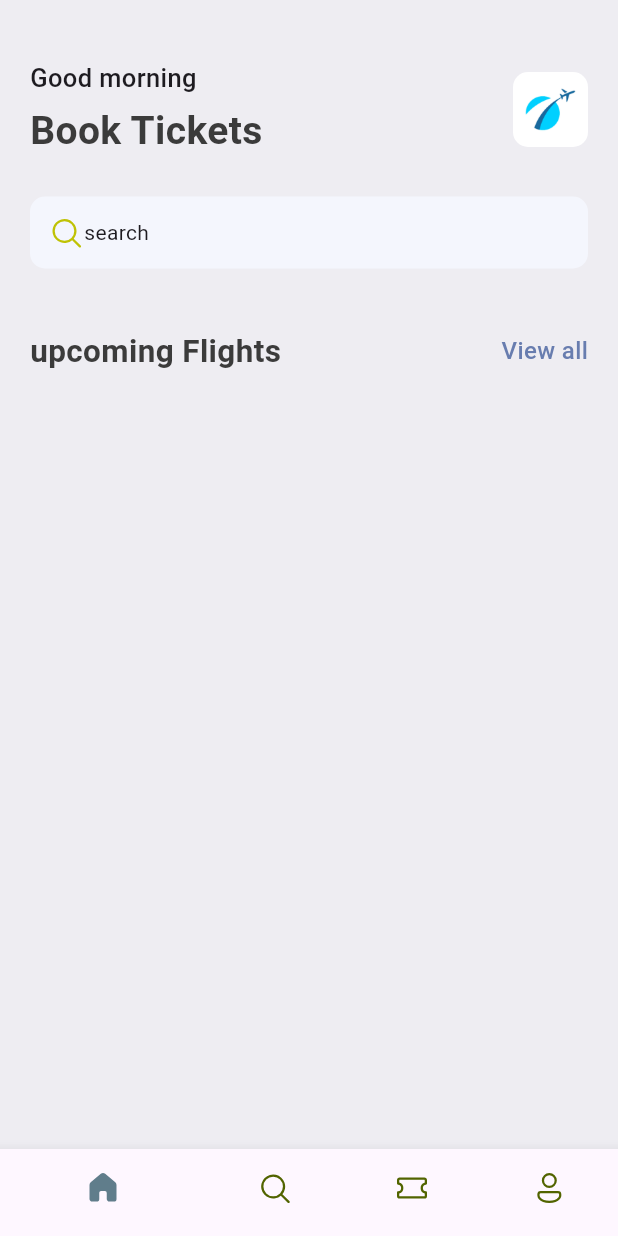
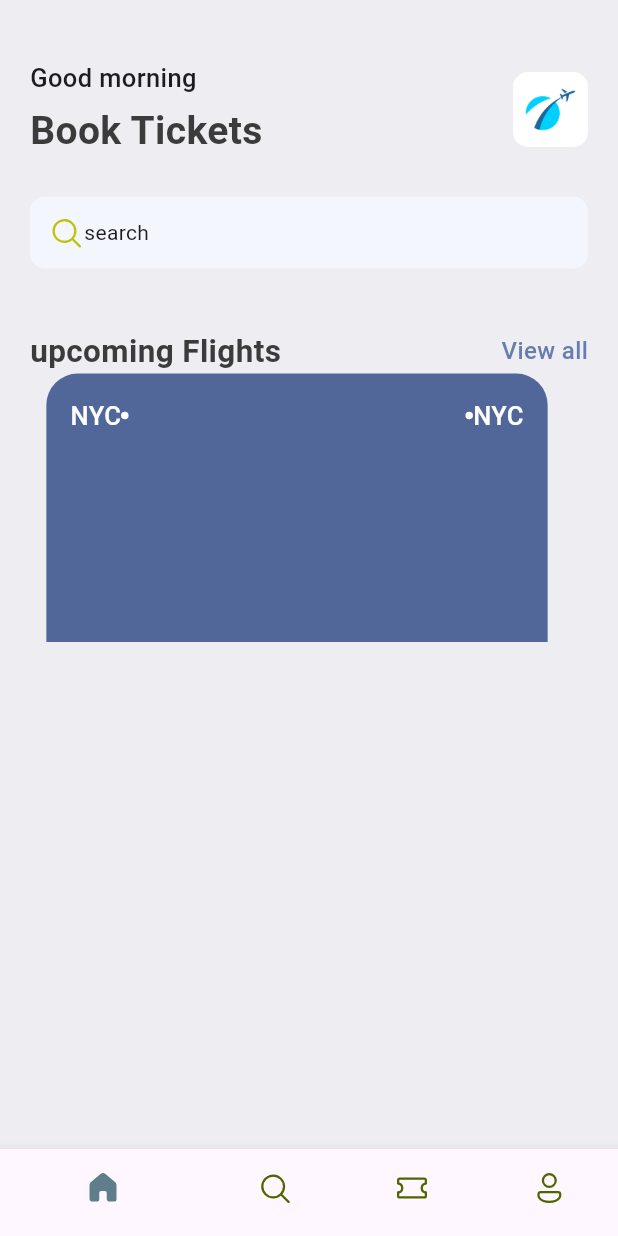
Before and after one commit to 4727yesuraju/ticket-app, a Flutter app: the screen it shows after launch, on a phone screen of 412 x 824 dp. Run offline on Flutter 3.47's test engine with Material 3 defaults, Android fonts, the phone set to English and light mode, and no system bars; our stand-ins replace fluentui_icons.

Commit message:
ticket box designed

```diff
--- a/lib/base/res/styles/app_styles.dart
+++ b/lib/base/res/styles/app_styles.dart
@@ -6,6 +6,7 @@ class AppStyles {
   static Color primaryColor = primary;
   static Color bgColor = const Color(0xFFeeedf2);
   static Color textColor = const Color(0xff3b3b3b);
+  static Color ticketBlue = const Color(0xFF526799);
 
   static TextStyle headLineStyle = TextStyle( //dinamic widget due to it depend's on textColor
       fontSize : 16,
--- /dev/null
+++ b/lib/base/widgets/big_dot.dart
@@ -0,0 +1,15 @@
+import 'package:flutter/material.dart';
+
+class BigDot extends StatelessWidget {
+  const BigDot({super.key});
+
+  @override
+  Widget build(BuildContext context) {
+    return Container(
+      decoration : BoxDecoration(
+        border : Border.all(width : 2.5, color : Colors.white),
+        borderRadius : BorderRadius.circular(20)
+      )
+    );
+  }
+}
--- a/lib/base/widgets/ticket_view.dart
+++ b/lib/base/widgets/ticket_view.dart
@@ -1,10 +1,44 @@
 import 'package:flutter/material.dart';
+import 'package:ticket_app/base/res/styles/app_styles.dart';
+import 'package:ticket_app/base/widgets/big_dot.dart';
 
 class TicketView extends StatelessWidget {
   const TicketView({super.key});
 
   @override
   Widget build(BuildContext context) {
-    return const Placeholder();
+    final size = MediaQuery.of(context).size;
+    return SizedBox(
+      width : size.width * 0.85,
+      height : 179,
+      child : Container(
+        margin : const  EdgeInsets.only(right : 16),
+        padding : const EdgeInsets.all(16),
+        decoration : BoxDecoration(
+          color : AppStyles.ticketBlue,
+          borderRadius: const BorderRadius.only(topLeft: Radius.circular(21),topRight: Radius.circular(21))
+        ),
+        child : Column(
+          children : [
+            Row(
+              children : [
+                 Text(
+                  "NYC",
+                  style : AppStyles.headLineStyle3.copyWith(color : Colors.white)
+                  ),
+                  const BigDot(),
+                  Expanded(child : Container()),
+                  const BigDot(),
+                 Text(
+                  "NYC",
+                  style : AppStyles.headLineStyle3.copyWith(color : Colors.white)
+                  ),
+              ]
+            )
+          ]
+        )
+
+      )
+    );
   }
 }
--- a/lib/main.dart
+++ b/lib/main.dart
@@ -3,22 +3,22 @@ import 'package:ticket_app/base/button_nav_bar.dart';
 
 void main() { //main entry point
   runApp(const MyApp()); //framework entry point
-  var test = Test(x:1,y:2);
-  print(test.x);
-  print(test.y);
+  // var test = Test(x:1,y:2);
+  // print(test.x);
+  // print(test.y);
 
-  var newTest = test.copyWith(x: 100);
-  print(newTest.x);
-  print(newTest.y);
+  // var newTest = test.copyWith(x: 100);
+  // print(newTest.x);
+  // print(newTest.y);
 }
 
-class Test{
-  int x,y;
-  Test({required this.x, required this.y});
-  Test copyWith({int? x,int? y}){
-    return Test(x:x??this.x,y:y??this.y);
-  }
-}
+// class Test{
+//   int x,y;
+//   Test({required this.x, required this.y});
+//   Test copyWith({int? x,int? y}){
+//     return Test(x:x??this.x,y:y??this.y);
+//   }
+// }
 //every class is a widget
 
 class MyApp extends StatelessWidget { //stateless means no activity or dead
--- a/lib/screens/home_screen.dart
+++ b/lib/screens/home_screen.dart
@@ -3,6 +3,7 @@ import 'package:flutter/material.dart';
 import 'package:ticket_app/base/res/media.dart';
 import 'package:ticket_app/base/res/styles/app_styles.dart';
 import 'package:ticket_app/base/widgets/app_double_text.dart';
+import 'package:ticket_app/base/widgets/ticket_view.dart';
 
 class HomeScreen extends StatelessWidget {
   const HomeScreen({super.key});
@@ -64,7 +65,8 @@ class HomeScreen extends StatelessWidget {
                 )
                 ),
                 const SizedBox(height : 40),
-                const AppDoubleText(bigText: 'upcoming Flights',smallText: 'View all',)
+                const AppDoubleText(bigText: 'upcoming Flights',smallText: 'View all',),
+                const TicketView(),
               ]
           )
           ),
```
